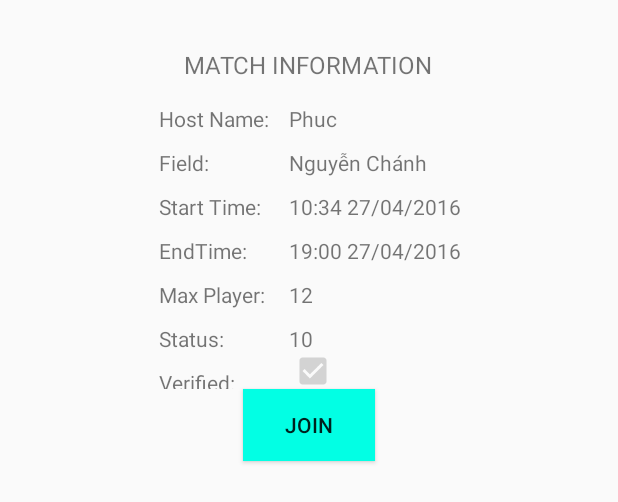
After one commit to pdkproitf/online-socker, an Android app: the layout content_match_show_dialog.xml on its own in the app's theme, with its tools: preview values and no code run, on a phone screen of 412 x 824 dp. The commit adds this screen. Shown: the top 502 px of the screen. Run offline under Robolectric (Android 15) with nearby library versions, the phone set to English and light mode, and no system bars.

Commit message:
chinh lai show dialog

```diff
--- a/OnlineSoccer/app/src/main/java/com/example/pc/onlinesoccer/MainScreen/TabFragment.java
+++ b/OnlineSoccer/app/src/main/java/com/example/pc/onlinesoccer/MainScreen/TabFragment.java
@@ -14,7 +14,7 @@ import android.view.LayoutInflater;
 import android.view.View;
 import android.view.ViewGroup;
 
-import com.example.pc.onlinesoccer.MainScreen.Match.FirstFragment;
+import com.example.pc.onlinesoccer.MainScreen.Match.MatchFragment;
 import com.example.pc.onlinesoccer.R;
 
 public class TabFragment extends Fragment {
@@ -69,7 +69,7 @@ public class TabFragment extends Fragment {
         public Fragment getItem(int position)
         {
             switch (position){
-                case 0 : return new FirstFragment();
+                case 0 : return new MatchFragment();
                 case 1 : return new SecondFragment();
                 case 2 : return new ThirdFragment();
             }
--- /dev/null
+++ b/OnlineSoccer/app/src/main/res/layout/content_match_show_dialog.xml
@@ -0,0 +1,145 @@
+<?xml version="1.0" encoding="utf-8"?>
+<LinearLayout xmlns:android="http://schemas.android.com/apk/res/android"
+    android:layout_width="match_parent"
+    android:layout_height="match_parent"
+    android:layout_marginTop="16dp"
+    android:layout_marginLeft="16dp"
+    android:layout_marginRight="16dp"
+    android:orientation="vertical"
+    android:weightSum="1">
+
+    <TextView
+        android:layout_width="wrap_content"
+        android:layout_height="wrap_content"
+        android:text="MATCH INFORMATION"
+        android:layout_marginTop="16dp"
+        android:layout_marginBottom="5dp"
+        android:textSize="16dp"
+        android:layout_gravity="center"/>
+
+    <LinearLayout
+        android:layout_width="match_parent"
+        android:layout_height="match_parent"
+        android:orientation="vertical">
+        <LinearLayout
+            android:layout_width="wrap_content"
+            android:layout_height="wrap_content"
+            android:layout_marginLeft="90dp">
+
+            <LinearLayout
+                android:orientation="vertical"
+                android:layout_width="wrap_content"
+                android:layout_height="200dp">
+
+                <TextView
+                    android:layout_width="wrap_content"
+                    android:layout_height="wrap_content"
+                    android:text="Host Name: "
+                    android:layout_marginTop="10dp" />
+
+                <TextView
+                    android:layout_width="wrap_content"
+                    android:layout_height="wrap_content"
+                    android:text="Field: "
+                    android:layout_marginTop="10dp" />
+
+                <TextView
+                    android:layout_width="wrap_content"
+                    android:layout_height="wrap_content"
+                    android:text="Start Time: "
+                    android:layout_marginTop="10dp" />
+
+                <TextView
+                    android:layout_width="wrap_content"
+                    android:layout_height="wrap_content"
+                    android:text="EndTime: "
+                    android:layout_marginTop="10dp" />
+
+                <TextView
+                    android:layout_width="wrap_content"
+                    android:layout_height="wrap_content"
+                    android:text="Max Player:"
+                    android:layout_marginTop="10dp" />
+
+                <TextView
+                    android:layout_width="wrap_content"
+                    android:layout_height="wrap_content"
+                    android:text="Status: "
+                    android:layout_marginTop="10dp" />
+
+                <TextView
+                    android:layout_width="wrap_content"
+                    android:layout_height="wrap_content"
+                    android:text="Verified: "
+                    android:layout_marginTop="10dp" />
+            </LinearLayout>
+
+
+            <LinearLayout
+                android:orientation="vertical"
+                android:layout_marginLeft="10dp"
+                android:layout_width="wrap_content"
+                android:layout_height="200dp">
+
+                <TextView
+                    android:layout_width="wrap_content"
+                    android:layout_height="wrap_content"
+                    android:text="Phuc"
+                    android:layout_marginTop="10dp"
+                    android:id="@+id/tvHostDialog" />
+
+                <TextView
+                    android:layout_width="wrap_content"
+                    android:layout_height="wrap_content"
+                    android:text="Nguyễn Chánh"
+                    android:layout_marginTop="10dp"
+                    android:id="@+id/tvFieldDialog" />
+
+                <TextView
+                    android:layout_width="wrap_content"
+                    android:layout_height="wrap_content"
+                    android:text="10:34 27/04/2016"
+                    android:layout_marginTop="10dp"
+                    android:id="@+id/tvStartTimeDialog" />
+
+                <TextView
+                    android:layout_width="wrap_content"
+                    android:layout_height="wrap_content"
+                    android:text="19:00 27/04/2016"
+                    android:layout_marginTop="10dp"
+                    android:id="@+id/tvEndTimeDialog" />
+
+                <TextView
+                    android:layout_width="wrap_content"
+                    android:layout_height="wrap_content"
+                    android:text="12"
+                    android:layout_marginTop="10dp"
+                    android:id="@+id/tvMaxPlayerDialog" />
+
+                <TextView
+                    android:layout_width="wrap_content"
+                    android:layout_height="wrap_content"
+                    android:text="10"
+                    android:layout_marginTop="10dp"
+                    android:id="@+id/tvStatuDialog" />
+
+                <CheckBox
+                    android:layout_width="wrap_content"
+                    android:layout_height="wrap_content"
+                    android:id="@+id/cbVerifiedDialog"
+                    android:checked="true"
+                    android:enabled="false" />
+
+            </LinearLayout>
+        </LinearLayout>
+        <Button
+            android:layout_width="wrap_content"
+            android:layout_height="wrap_content"
+            android:layout_gravity="center"
+            android:background="#02ffe4"
+            android:shadowColor="#0256ff"
+            android:text="Join"
+            android:id="@+id/btnJoin" />
+
+    </LinearLayout>
+</LinearLayout>
--- a/OnlineSoccer/app/src/main/res/values/strings.xml
+++ b/OnlineSoccer/app/src/main/res/values/strings.xml
@@ -8,4 +8,5 @@
     <string name="navigation_drawer_open">Open navigation drawer</string>
     <string name="navigation_drawer_close">Close navigation drawer</string>
     <string name="title_activity_introduce">IntroduceActivity</string>
+    <string name="title_activity_dialog_show_match_details">DialogShowMatchDetails</string>
 </resources>
```
Also changed, not shown: OnlineSoccer/app/src/main/AndroidManifest.xml (+4 -3 lines), OnlineSoccer/app/src/main/java/com/example/pc/onlinesoccer/MainScreen/Match/DialogMatchDetails.java (added, +57 -0 lines), OnlineSoccer/app/src/main/java/com/example/pc/onlinesoccer/MainScreen/Match/MatchAdapter.java (+6 -6 lines), OnlineSoccer/app/src/main/java/com/example/pc/onlinesoccer/MainScreen/Match/MatchFragment.java (renamed from OnlineSoccer/app/src/main/java/com/example/pc/onlinesoccer/MainScreen/Match/FirstFragment.java, +46 -10 lines), OnlineSoccer/app/src/main/res/layout/content_match_item.xml (renamed from OnlineSoccer/app/src/main/res/layout/match_item.xml), OnlineSoccer/app/src/main/res/layout/content_match_layout.xml (renamed from OnlineSoccer/app/src/main/res/layout/match_layout.xml).
